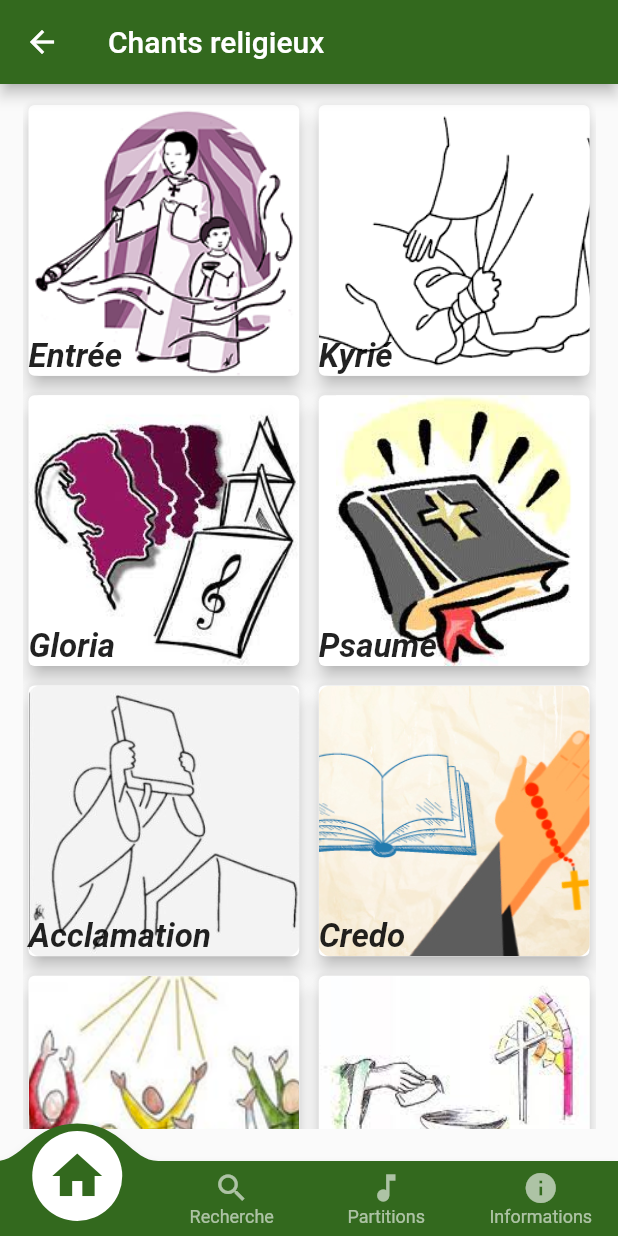
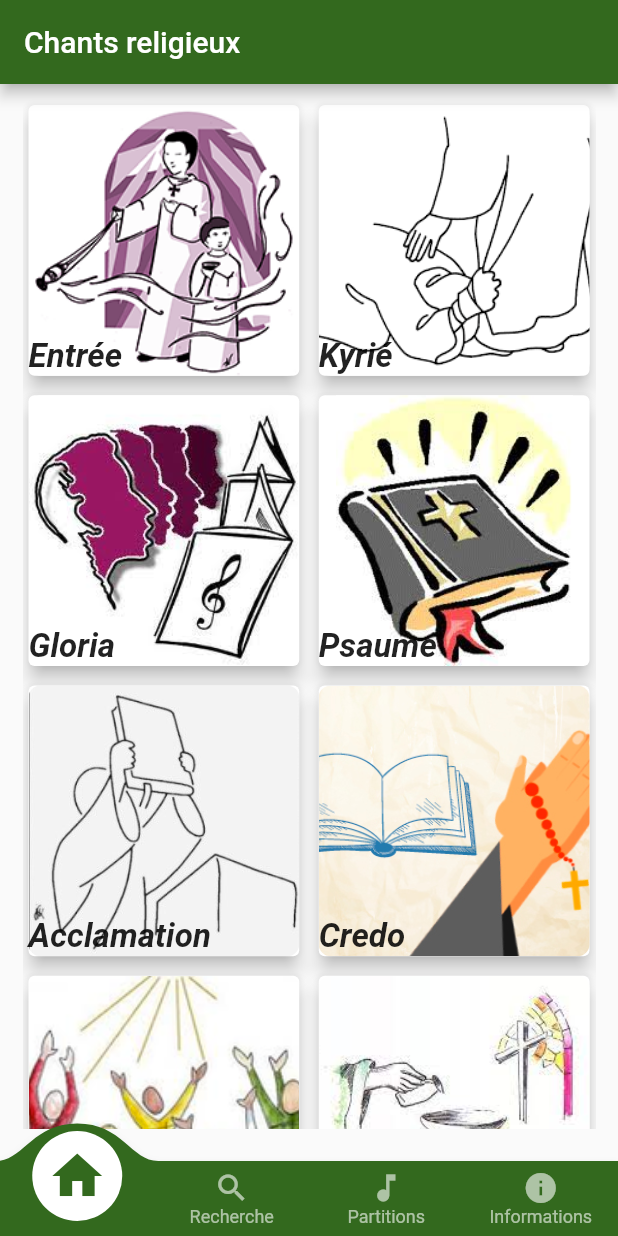
Before and after one commit to FranckNana/Reccueil-de-chant, a Flutter app: the HomeScreen screen opened by its route, on a phone screen of 412 x 824 dp. Run offline on Flutter 3.47's test engine with Material 2 defaults, Android fonts, the phone set to English and light mode, and no system bars; drawn by our look-alikes of convex_bottom_bar; our stand-ins replace firebase_core, get; accounts and stored records are empty.

Commit message:
fix bug flutter

```diff
--- a/song-app-front-user/song_app/lib/screens/home_screen.dart
+++ b/song-app-front-user/song_app/lib/screens/home_screen.dart
@@ -1,6 +1,7 @@
 // ignore_for_file: prefer_const_constructors, avoid_unnecessary_containers
 
 import 'package:flutter/material.dart';
+import 'package:get/get.dart';
 import 'package:song_app/commons/card_view_screen.dart';
 import 'package:song_app/commons/menu_bottom.dart';
 
@@ -21,9 +22,17 @@ class HomeScreen extends StatelessWidget {
       'images/divers.jpg': '', 'images/programme.jpg': ''
     };
 
-    return Scaffold(
+    return WillPopScope(
+
+      onWillPop: () async {
+        Get.off(HomeScreen());
+        return true;
+      },
+
+      child: Scaffold(
           appBar: AppBar(
             title: Text('Chants religieux'),
+            automaticallyImplyLeading: false,
           ),
           body: Container(
             child: ListView(
@@ -34,6 +43,7 @@ class HomeScreen extends StatelessWidget {
             )
           ),
           bottomNavigationBar: MenuBottom(),
+      ),
     );
   }
 }
--- a/song-app-front-user/song_app/pubspec.yaml
+++ b/song-app-front-user/song_app/pubspec.yaml
@@ -30,7 +30,7 @@ dependencies:
   flutter:
     sdk: flutter
   convex_bottom_bar: ^3.0.0
-  get: ^4.6.1
+  get: ^4.6.5
   firebase_core: ^1.11.0
   firebase_storage: ^10.2.5
   firebase_analytics: ^9.0.5
```
Also changed, not shown: song-app-front-user/song_app/lib/screens/information_screen.dart (+16 -4 lines), song-app-front-user/song_app/lib/screens/partition_screen.dart (+15 -4 lines), song-app-front-user/song_app/lib/screens/search_screen.dart (+17 -4 lines), song-app-front-user/song_app/pubspec.lock, 3 other files. Lines whose indentation alone changed are shown as unchanged.
